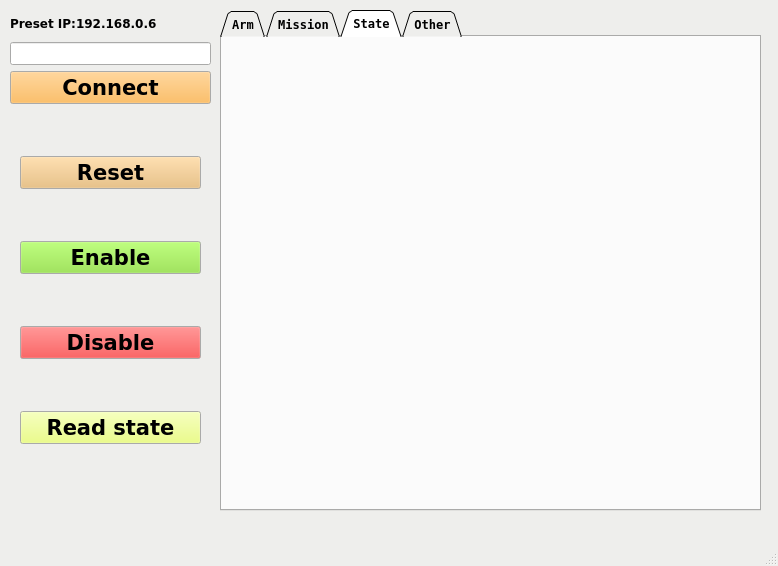
Qt form scripts/main.ui (SamKaiYang/ros_modbus_nex) before a commit.
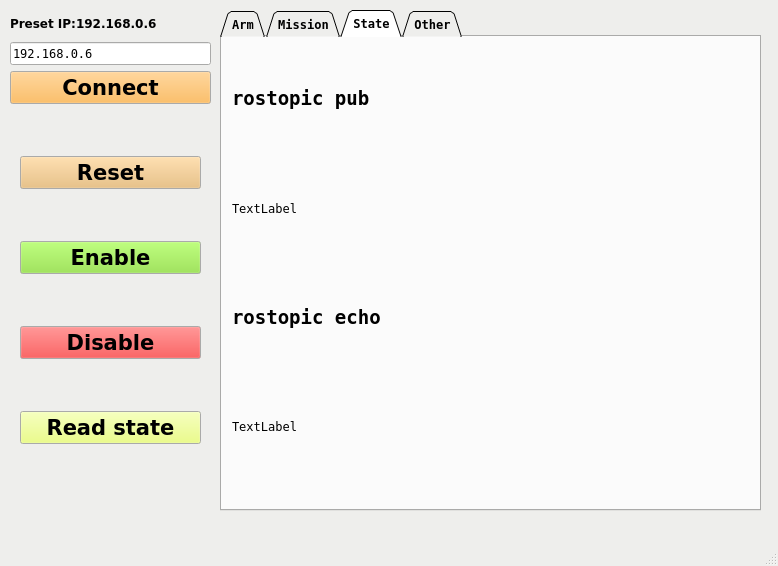
The same form after that commit. The open tabs and pages were chosen to show the change. Icons and pictures are not drawn.

Commit message: fixed class-inheritance for GUI

Diff of the .ui file:
```diff
--- a/scripts/main.ui
+++ b/scripts/main.ui
@@ -348,7 +348,11 @@
     </property>
     <layout class="QGridLayout" name="gridLayout_2">
      <item row="2" column="0">
-      <widget class="QLineEdit" name="lineEdit_ip"/>
+      <widget class="QLineEdit" name="lineEdit_ip">
+       <property name="text">
+        <string>192.168.0.6</string>
+       </property>
+      </widget>
      </item>
      <item row="0" column="0">
       <widget class="QLabel" name="label_ip">
@@ -1061,6 +1065,72 @@
      <attribute name="title">
       <string>State</string>
      </attribute>
+     <widget class="QWidget" name="verticalLayoutWidget_4">
+      <property name="geometry">
+       <rect>
+        <x>10</x>
+        <y>10</y>
+        <width>511</width>
+        <height>431</height>
+       </rect>
+      </property>
+      <layout class="QVBoxLayout" name="verticalLayout_4">
+       <item>
+        <widget class="QLabel" name="label_rostopic_pub_list">
+         <property name="font">
+          <font>
+           <pointsize>14</pointsize>
+           <weight>75</weight>
+           <bold>true</bold>
+          </font>
+         </property>
+         <property name="text">
+          <string>rostopic pub</string>
+         </property>
+        </widget>
+       </item>
+       <item>
+        <widget class="QLabel" name="label_rostopic_pub_show">
+         <property name="font">
+          <font>
+           <weight>50</weight>
+           <bold>false</bold>
+          </font>
+         </property>
+         <property name="text">
+          <string>TextLabel</string>
+         </property>
+        </widget>
+       </item>
+       <item>
+        <widget class="QLabel" name="label_rostopic_echo_list">
+         <property name="font">
+          <font>
+           <pointsize>14</pointsize>
+           <weight>75</weight>
+           <bold>true</bold>
+          </font>
+         </property>
+         <property name="text">
+          <string>rostopic echo</string>
+         </property>
+        </widget>
+       </item>
+       <item>
+        <widget class="QLabel" name="label_rostopic_echo_show">
+         <property name="font">
+          <font>
+           <weight>50</weight>
+           <bold>false</bold>
+          </font>
+         </property>
+         <property name="text">
+          <string>TextLabel</string>
+         </property>
+        </widget>
+       </item>
+      </layout>
+     </widget>
     </widget>
     <widget class="QWidget" name="tab_6">
      <attribute name="title">
```
Left out of the diff: 8 changed lines with no effect on the pictures. The commit also changes 6 other files.
